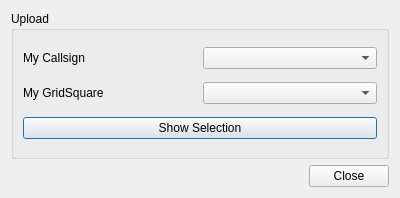
Before: the Qt Designer form ui/ClublogDialog.ui in k5mcd/QLog, drawn with Qt 5.
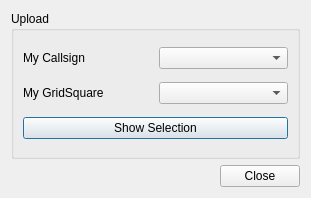
After: the same form once the commit is applied.

Patch:
```diff
--- a/ui/ClublogDialog.ui
+++ b/ui/ClublogDialog.ui
@@ -6,7 +6,7 @@
    <rect>
     <x>0</x>
     <y>0</y>
-    <width>400</width>
+    <width>311</width>
     <height>198</height>
    </rect>
   </property>
```
